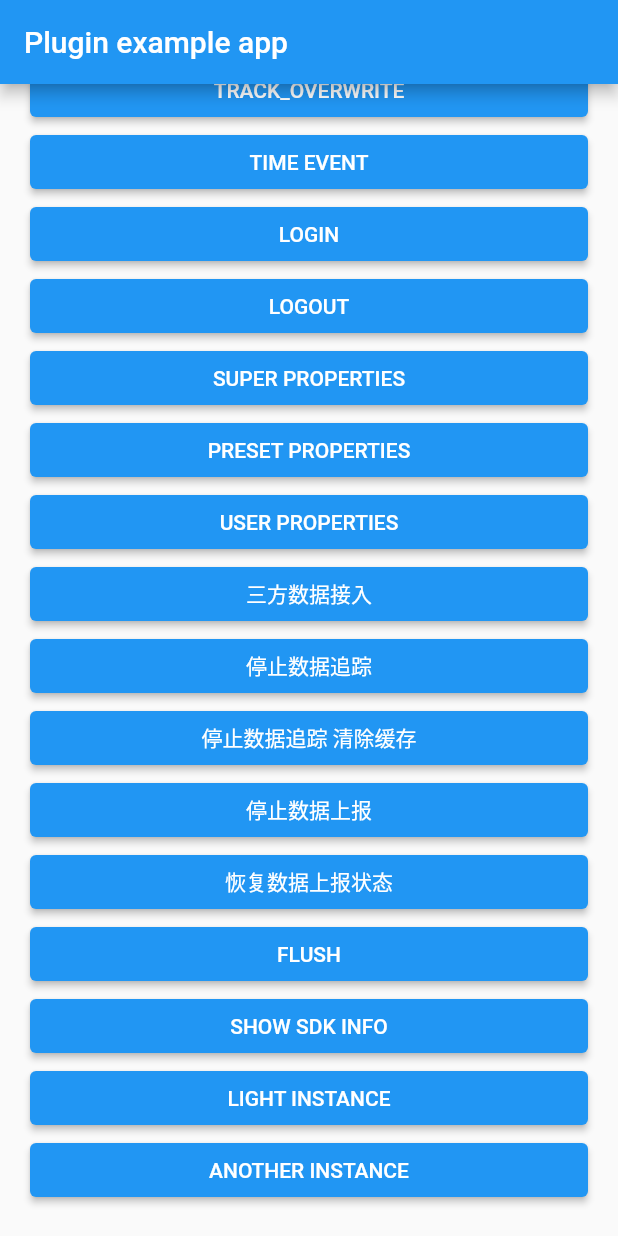
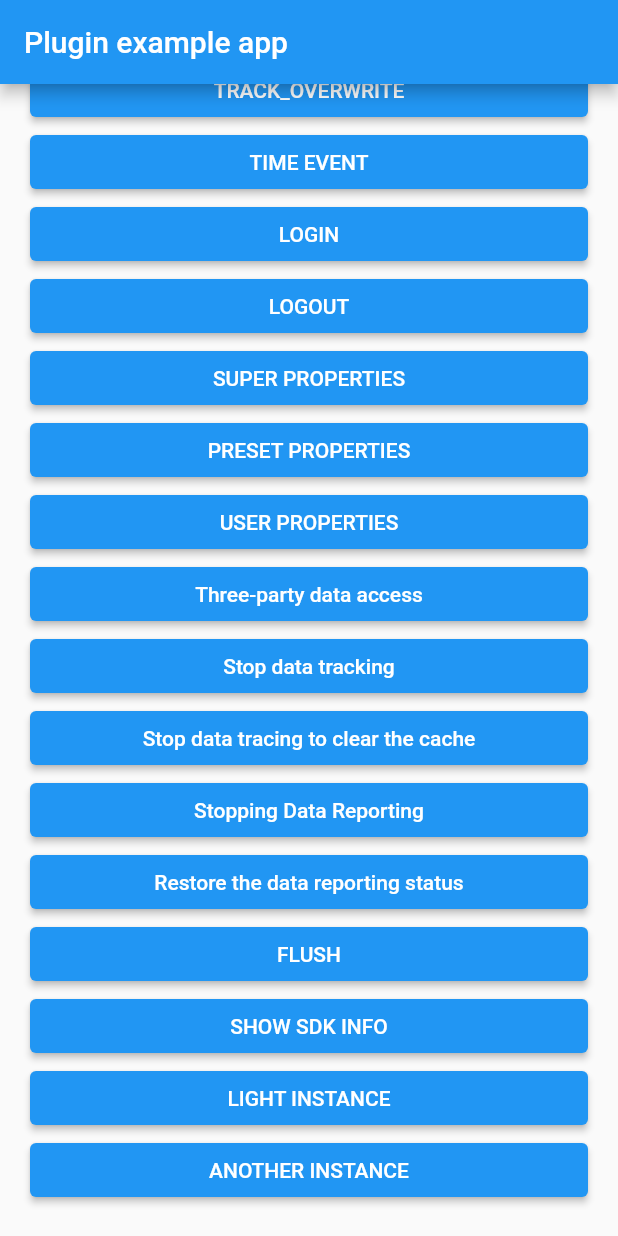
Before and after one commit to ThinkingDataAnalytics/flutter-sdk, a Flutter app: the screen it shows after launch, scrolled down 232 dp, after a tap on "LOGIN", on a phone screen of 412 x 824 dp. Run offline on Flutter 3.47's test engine with Material 2 defaults, Android fonts, the phone set to English and light mode, and no system bars; statements that could not run were skipped.

Commit message:
更新SDK代码

```diff
--- a/example/lib/main.dart
+++ b/example/lib/main.dart
@@ -50,7 +50,6 @@ class _MyAppState extends State<MyApp> {
 
     setState(() {});
 
-    // 打开日志
     ThinkingAnalyticsAPI.enableLog();
 
     var sKey = TASecretKey();
@@ -60,14 +59,12 @@ class _MyAppState extends State<MyApp> {
     sKey.symmetricEncryption = "AES";
     sKey.asymmetricEncryption = "RSA";
 
-    // 初始化 _ta 实例
     _ta = await ThinkingAnalyticsAPI.getInstance(
         '1b1c1fef65e3482bad5c9d0e6a823356',
         'https://receiver.ta.thinkingdata.cn',
         enableEncrypt: true,
         secretKey: sKey);
 
-    // 设置动态公共属性, 动态公共属性不支持自动采集事件
     _ta.setDynamicSuperProperties(() {
       return <String, dynamic>{
         'DYNAMIC_DATE': DateTime.now().toUtc(),
@@ -93,11 +90,9 @@ class _MyAppState extends State<MyApp> {
       'auto_obj': {'obj_test': 'xxx'}
     });
 
-    // 初始化轻实例
     _light = await _ta.createLightInstance();
     _light.identify('light_d_id');
 
-    // 初始化 _ta2 实例，对齐 UTC 时区，开启 DEBUG 模式
     _ta2 = await ThinkingAnalyticsAPI.getInstance(
       '7a055a4bd7ec423fa5294b4a2c1eff28',
       'https://receiver-ta-dev.thinkingdata.cn',
@@ -137,18 +132,19 @@ class _MyAppState extends State<MyApp> {
       ElevatedButton(
           child: Text('USER PROPERTIES'), onPressed: () => userOperations()),
       ElevatedButton(
-          child: Text('三方数据接入'), onPressed: () => enableThirdShare()),
+          child: Text('Three-party data access'),
+          onPressed: () => enableThirdShare()),
       ElevatedButton(
-          child: Text('停止数据追踪'),
+          child: Text('Stop data tracking'),
           onPressed: () => setTrackStatus(TATrackStatus.PAUSE)),
       ElevatedButton(
-          child: Text('停止数据追踪 清除缓存'),
+          child: Text('Stop data tracing to clear the cache'),
           onPressed: () => setTrackStatus(TATrackStatus.STOP)),
       ElevatedButton(
-          child: Text('停止数据上报'),
+          child: Text('Stopping Data Reporting'),
           onPressed: () => setTrackStatus(TATrackStatus.SAVE_ONLY)),
       ElevatedButton(
-          child: Text('恢复数据上报状态'),
+          child: Text('Restore the data reporting status'),
           onPressed: () => setTrackStatus(TATrackStatus.NORMAL)),
       ElevatedButton(child: Text('FLUSH'), onPressed: () => flush()),
       ElevatedButton(
--- a/lib/thinking_analytics.dart
+++ b/lib/thinking_analytics.dart
@@ -53,20 +53,20 @@ enum TAThirdPartyShareType {
   TA_BRANCH,
   //TopOn
   TA_TOP_ON,
-  //热云
+  //hot cloud
   TA_TRACKING,
   //Tradplus
   TA_TRAD_PLUS
 }
 
 enum TATrackStatus {
-  //停止SDK数据追踪
+  //Stop SDK data tracking
   PAUSE,
-  //停止SDK数据追踪 清除缓存
+  //Stop SDK data tracking to clear the cache
   STOP,
-  //停止SDK数据上报
+  //Stop SDK data reporting
   SAVE_ONLY,
-  //恢复所有状态
+  //Restore all states
   NORMAL,
 }
 
@@ -144,7 +144,7 @@ class TDPresetProperties {
     this.appVersion = presetProperties['#app_version'];
   }
 
-  ///生成事件预制属性，不支持把事件预制属性设置为用户预制属性
+  ///Generate prefabricated event properties. You cannot set prefabricated event properties to user prefabricated properties
   Map<String, dynamic>? toEventPresetProperties() {
     return this.presetProperties;
   }
@@ -174,7 +174,7 @@ class ThinkingAnalyticsAPI {
   static const MethodChannel _channel =
       const MethodChannel('thinkingdata.cn/ThinkingAnalytics');
 
-  static const _libVersion = "2.2.0";
+  static const _libVersion = "2.2.1";
 
   // The APP ID bind to the instance.
   final String _appId;
@@ -327,11 +327,11 @@ class ThinkingAnalyticsAPI {
     _channel.invokeMethod<void>('track', params);
   }
 
-  /// 特殊事件上报
-  /// 首次事件: 带有#first_check_id字段, 值为参数extraID, 事件类型为track, #first_check_id默认为设备id.
+  /// Special Event Reporting
+  /// First event: With #first_check_id field with parameter extraID, event type track, and #first_check_id default device id.
   ///
-  /// 事件更新/重写: 事件类型为track_update / track_overwrite, 根据#event_name、#event_id匹配需要更新/重写的数据
-  /// #event_id 值为extraID.
+  /// Event update/rewrite: The event type is track_update/track_overwrite. The event type matches the data to be updated/rewritten according to #event_name and #event_id
+  /// The #event_id value is extraID.
   void trackEventModel(TrackEventModel eventModel) {
     Map<String, dynamic> finalProperties = new Map<String, dynamic>();
     if (this._getDynamicSuperProperties != null) {
@@ -498,16 +498,16 @@ class ThinkingAnalyticsAPI {
   /// Sets the account ID.
   ///
   /// `login` DO NOT upload any data to TA server.
-  void login(String accountId) {
-    _channel.invokeMethod<void>('login',
+  Future<void> login(String accountId) async {
+    return await _channel.invokeMethod<void>('login',
         <String, dynamic>{'accountId': accountId, 'appId': this._appId});
   }
 
   /// Clears the account ID.
   ///
   /// `logout` DO NOT upload any data to TA server.
-  void logout() {
-    _channel
+  Future<void> logout() async {
+    return await _channel
         .invokeMethod<void>('logout', <String, dynamic>{'appId': this._appId});
   }
 
@@ -556,7 +556,6 @@ class ThinkingAnalyticsAPI {
         <String, dynamic>{'enabled': enabled, 'appId': this._appId});
   }
 
-  //支持三方数据接入
   void enableThirdPartySharing([dynamic type, params]) {
     if (type is List) {
       _channel.invokeMethod('enableThirdPartySharing', <String, dynamic>{
@@ -572,7 +571,6 @@ class ThinkingAnalyticsAPI {
     }
   }
 
-  //数据停止/暂停上报接口
   void setTrackStatus(TATrackStatus status) {
     _channel.invokeMethod('setTrackStatus',
         <String, dynamic>{'status': status.index, 'appId': this._appId});
--- a/pubspec.yaml
+++ b/pubspec.yaml
@@ -1,6 +1,6 @@
 name: thinking_analytics
 description: Official flutter plugin for tracking events to Thinking Analytics.
-version: 2.2.0
+version: 2.2.1
 homepage: https://www.thinkingdata.cn
 repository: https://github.com/ThinkingDataAnalytics/flutter-sdk
 
```
Also changed, not shown: 1 other file.
